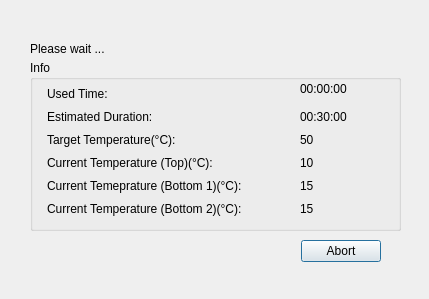
Above: ServiceSW/Master/Components/Diagnostics/Forms/OvenHeatingTestEmptyTimingDialog.ui from Liyezhong/Master before the change. Below: the same form after it.
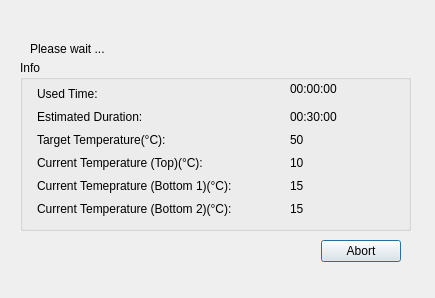
That is the form after the change.

Commit message: S&M: 1.update screen lock msg for SVCDiagnosics. 2.update dialog size for oven heating test

```diff
--- a/ServiceSW/Master/Components/Diagnostics/Forms/OvenHeatingTestEmptyTimingDialog.ui
+++ b/ServiceSW/Master/Components/Diagnostics/Forms/OvenHeatingTestEmptyTimingDialog.ui
@@ -6,8 +6,8 @@
    <rect>
     <x>0</x>
     <y>0</y>
-    <width>429</width>
-    <height>299</height>
+    <width>435</width>
+    <height>298</height>
    </rect>
   </property>
   <property name="windowTitle">
@@ -16,9 +16,9 @@
   <widget class="QGroupBox" name="groupBox">
    <property name="geometry">
     <rect>
-     <x>30</x>
+     <x>20</x>
      <y>60</y>
-     <width>371</width>
+     <width>391</width>
      <height>171</height>
     </rect>
    </property>
@@ -107,7 +107,7 @@
      <rect>
       <x>270</x>
       <y>71</y>
-      <width>81</width>
+      <width>101</width>
       <height>17</height>
      </rect>
     </property>
@@ -223,7 +223,7 @@
   <widget class="QWidget" name="horizontalLayoutWidget">
    <property name="geometry">
     <rect>
-     <x>230</x>
+     <x>250</x>
      <y>240</y>
      <width>151</width>
      <height>51</height>
```
The commit also changes 1 other file.
